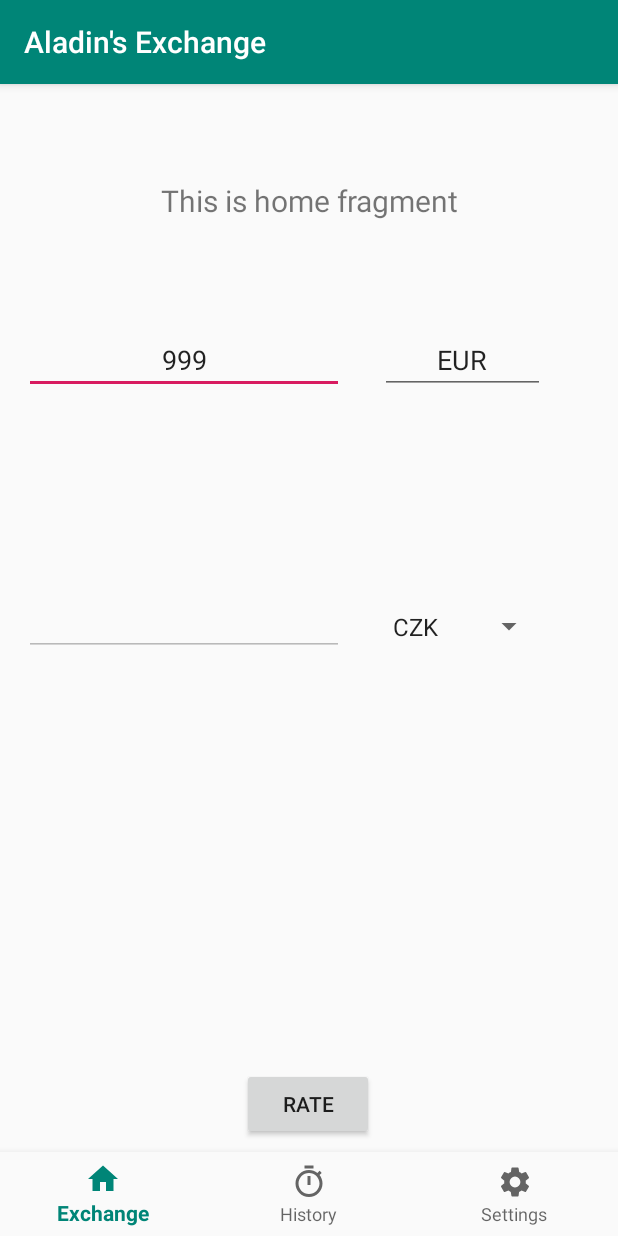
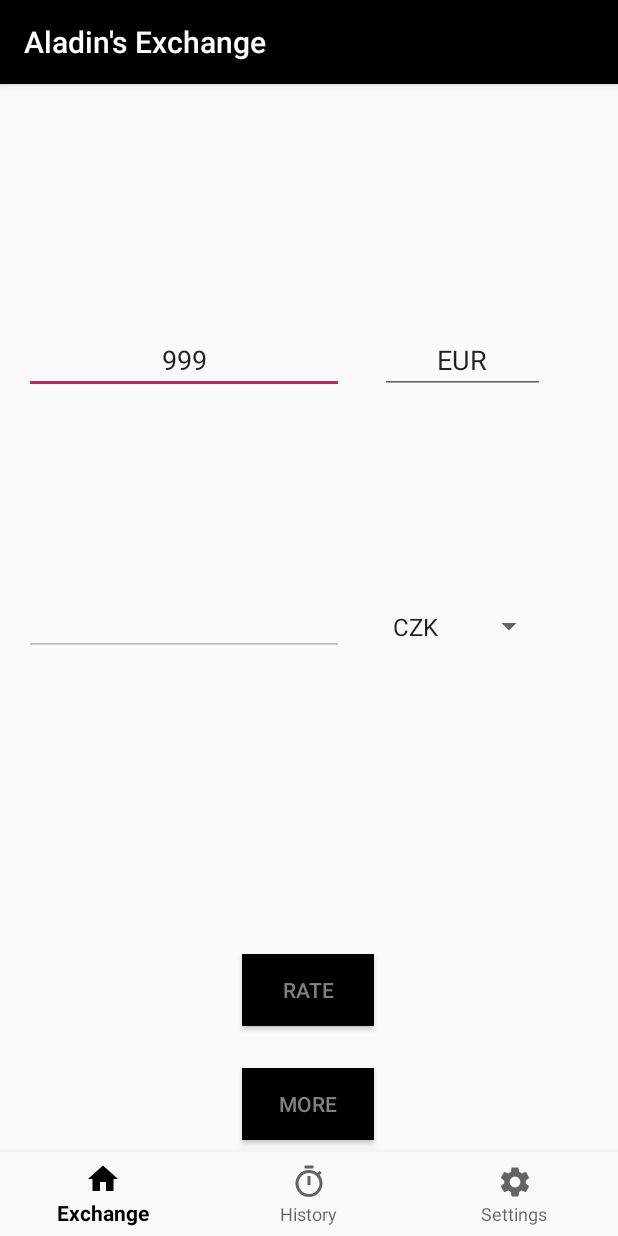
Before and after one commit to DorotikPMA/Project, an Android app: the screen it shows after launch (MainActivity), on a phone screen of 412 x 824 dp. Run offline under Robolectric (Android 15) with nearby library versions, the phone set to English and light mode, and no system bars; our stand-ins replace Volley, navigation-ui; network calls fail; 1 statement that could not run was skipped.

Commit message:
Intenty, pridani activity

```diff
--- a/app/src/main/AndroidManifest.xml
+++ b/app/src/main/AndroidManifest.xml
@@ -3,6 +3,8 @@
     xmlns:tools="http://schemas.android.com/tools"
     package="cz.education.exchange">
     <uses-permission android:name="android.permission.INTERNET" />
+
+    <uses-permission android:name="android.permission.WRITE_EXTERNAL_STORAGE"/>
 
     <application
         android:allowBackup="true"
@@ -33,9 +35,13 @@
 
         <activity android:name=".SecondActivity"
             android:theme="@style/AppTheme"
+            android:label="@string/second_activity_label"
             android:screenOrientation="portrait">
 
         </activity>
+
+
+
 
     </application>
 
--- a/app/src/main/java/cz/education/exchange/MainActivity.java
+++ b/app/src/main/java/cz/education/exchange/MainActivity.java
@@ -1,5 +1,9 @@
 package cz.education.exchange;
 
+import android.Manifest;
+import android.content.Intent;
+import android.content.pm.PackageManager;
+import android.os.Build;
 import android.os.Bundle;
 import android.util.Log;
 import android.widget.Button;
@@ -18,24 +22,37 @@ import com.android.volley.toolbox.Volley;
 import com.google.android.material.bottomnavigation.BottomNavigationView;
 
 import androidx.appcompat.app.AppCompatActivity;
+import androidx.core.content.ContextCompat;
 import androidx.navigation.NavController;
 import androidx.navigation.Navigation;
 import androidx.navigation.ui.AppBarConfiguration;
 import androidx.navigation.ui.NavigationUI;
+import android.util.Log;
+import android.os.Environment;
+import java.io.File;
+import java.io.FileOutputStream;
 
 import org.json.JSONObject;
 
 public class MainActivity extends AppCompatActivity {
+
+    private static final String TAG = "MMMMM";
+    final static String appFileName = "appFile.txt";
+    final static String appDirName = "/appDir/";
+    final static String appDirPath = Environment.getExternalStorageDirectory().getAbsolutePath() + appDirName;
+
+
     EditText rated;
     EditText howMuch;
     EditText from;
     Spinner spinner;
     Button button;
-    String symbol;
+    String symbol = "CZK";
     double kolik;
     String hodnota;
 
     //JSON
+    JSONObject obj;
     String base;
     String date;
     double kurz;
@@ -70,22 +87,53 @@ public class MainActivity extends AppCompatActivity {
 
         Log.d("TEST - spinner", symbol);
         Log.d("TEST - Kolik", Double.toString(kolik));
-
+        getJson();
 
     }
 
     public double howMuchToVar(){
         String tmp = howMuch.getText().toString();
         tmp = tmp.replace(" ", "");
+        if(tmp.isEmpty()){
+            tmp="0";
+        }
         double var = Double.parseDouble(tmp);
-        return var;
+
+            return var;
+
     }
+
+
+    public void myMoreButtonClick(View v)
+    {
+        Toast.makeText(this, "Button \"MORE\" has been clicked.", Toast.LENGTH_LONG).show();
+
+        Intent intent = new Intent(this, SecondActivity.class);
+        if(obj!=null){
+
+        //write your code here
+
+        }else{
+        //json is null
+
+            Toast.makeText(this, "Firstly tap Rate button, sir", Toast.LENGTH_LONG).show();
+        }
+        intent.putExtra("jsonObject", obj.toString());
+        intent.putExtra("symbol", symbol);
+        intent.putExtra("hodnota", hodnota);
+        intent.putExtra("kolik", kolik);
+        intent.putExtra("rated", exchanged);
+        startActivity(intent);
+    }
+
+
 
 
     public void myButtonClick(View v)
     {
         //hodnota inputu
         kolik = howMuchToVar();
+
         //vybrana mena
         symbol = spinner.getSelectedItem().toString();
 
@@ -118,7 +166,7 @@ public class MainActivity extends AppCompatActivity {
 
         try {
             //vytvori JSONobj ze stringu
-            JSONObject obj = new JSONObject(jsonString);
+            obj = new JSONObject(jsonString);
 
 
             base = obj.getString("base");
@@ -136,6 +184,8 @@ public class MainActivity extends AppCompatActivity {
 
             rated.setText(Double.toString(exchanged));
 
+            Toast.makeText(this, "Kurz: "+kurz + symbol, Toast.LENGTH_LONG).show();
+
 
 
         } catch (Throwable t) {
--- a/app/src/main/java/cz/education/exchange/ui/dashboard/DashboardViewModel.java
+++ b/app/src/main/java/cz/education/exchange/ui/dashboard/DashboardViewModel.java
@@ -10,7 +10,7 @@ public class DashboardViewModel extends ViewModel {
 
     public DashboardViewModel() {
         mText = new MutableLiveData<>();
-        mText.setValue("Aladin's Exchane");
+        mText.setValue("History");
     }
 
     public LiveData<String> getText() {
--- a/app/src/main/java/cz/education/exchange/ui/home/HomeViewModel.java
+++ b/app/src/main/java/cz/education/exchange/ui/home/HomeViewModel.java
@@ -10,7 +10,7 @@ public class HomeViewModel extends ViewModel {
 
     public HomeViewModel() {
         mText = new MutableLiveData<>();
-        mText.setValue("This is home fragment");
+        mText.setValue("");
     }
 
     public LiveData<String> getText() {
--- a/app/src/main/java/cz/education/exchange/ui/notifications/NotificationsViewModel.java
+++ b/app/src/main/java/cz/education/exchange/ui/notifications/NotificationsViewModel.java
@@ -10,7 +10,7 @@ public class NotificationsViewModel extends ViewModel {
 
     public NotificationsViewModel() {
         mText = new MutableLiveData<>();
-        mText.setValue("This is notifications fragment");
+        mText.setValue("Settings");
     }
 
     public LiveData<String> getText() {
--- a/app/src/main/res/layout/activity_main.xml
+++ b/app/src/main/res/layout/activity_main.xml
@@ -1,6 +1,7 @@
 <?xml version="1.0" encoding="utf-8"?>
 <androidx.constraintlayout.widget.ConstraintLayout xmlns:android="http://schemas.android.com/apk/res/android"
     xmlns:app="http://schemas.android.com/apk/res-auto"
+    xmlns:tools="http://schemas.android.com/tools"
     android:id="@+id/container"
     android:layout_width="match_parent"
     android:layout_height="match_parent"
@@ -63,13 +64,14 @@
         android:id="@+id/button"
         android:layout_width="wrap_content"
         android:layout_height="wrap_content"
-        android:layout_marginBottom="@android:dimen/notification_large_icon_height"
+        android:layout_marginBottom="140dp"
+        android:background="@color/black"
+        android:onClick="myButtonClick"
+
         android:text="Rate"
+        android:textColor="@color/gray"
         app:layout_constraintBottom_toBottomOf="parent"
-        app:layout_constraintEnd_toEndOf="parent"
-        app:layout_constraintHorizontal_bias="0.498"
-        app:layout_constraintStart_toStartOf="parent"
-        android:onClick="myButtonClick"/>
+        app:layout_constraintStart_toStartOf="@+id/more" />
 
     <com.google.android.material.bottomnavigation.BottomNavigationView
         android:id="@+id/nav_view"
@@ -95,4 +97,34 @@
         app:layout_constraintTop_toTopOf="parent"
         app:navGraph="@navigation/mobile_navigation" />
 
+    <Button
+        android:id="@+id/more"
+        android:layout_width="wrap_content"
+        android:layout_height="wrap_content"
+        android:layout_marginBottom="64dp"
+        android:background="@color/black"
+        android:onClick="myMoreButtonClick"
+
+        android:text="More"
+        android:textColor="@color/gray"
+        app:layout_constraintBottom_toBottomOf="parent"
+        app:layout_constraintEnd_toEndOf="parent"
+        app:layout_constraintHorizontal_bias="0.498"
+        app:layout_constraintStart_toStartOf="parent"
+        />
+
+    <androidx.constraintlayout.widget.Guideline
+        android:id="@+id/guideline"
+        android:layout_width="wrap_content"
+        android:layout_height="wrap_content"
+        android:orientation="horizontal"
+        app:layout_constraintGuide_begin="20dp" />
+
+    <androidx.constraintlayout.widget.Guideline
+        android:id="@+id/guideline2"
+        android:layout_width="wrap_content"
+        android:layout_height="wrap_content"
+        android:orientation="vertical"
+        app:layout_constraintGuide_begin="20dp" />
+
 </androidx.constraintlayout.widget.ConstraintLayout>
--- a/app/src/main/res/layout/fragment_home.xml
+++ b/app/src/main/res/layout/fragment_home.xml
@@ -4,17 +4,19 @@
     android:layout_width="match_parent"
     android:layout_height="match_parent">
 
+
     <TextView
         android:id="@+id/text_home"
         android:layout_width="match_parent"
         android:layout_height="wrap_content"
         android:layout_marginStart="8dp"
-        android:layout_marginTop="8dp"
+        android:layout_marginTop="124dp"
         android:layout_marginEnd="8dp"
         android:text="@string/app_name"
         android:textAlignment="center"
         android:textSize="20sp"
         app:layout_constraintEnd_toEndOf="parent"
+        app:layout_constraintHorizontal_bias="0.0"
         app:layout_constraintStart_toStartOf="parent"
         app:layout_constraintTop_toTopOf="parent" />
 </androidx.constraintlayout.widget.ConstraintLayout>
--- a/app/src/main/res/layout/fragment_notifications.xml
+++ b/app/src/main/res/layout/fragment_notifications.xml
@@ -2,7 +2,9 @@
 <androidx.constraintlayout.widget.ConstraintLayout xmlns:android="http://schemas.android.com/apk/res/android"
     xmlns:app="http://schemas.android.com/apk/res-auto"
     android:layout_width="match_parent"
-    android:layout_height="match_parent">
+    android:layout_height="match_parent"
+    android:background="@color/black"
+    android:backgroundTint="@color/black">
 
     <TextView
         android:id="@+id/text_notifications"
--- a/app/src/main/res/values/strings.xml
+++ b/app/src/main/res/values/strings.xml
@@ -3,6 +3,8 @@
     <string name="title_home">Exchange</string>
     <string name="title_dashboard">History</string>
     <string name="title_notifications">Settings</string>
+
+    <string name="second_activity_label">Second Activity</string>
 
         <string name="app_name">"Aladin's Exchange"</string>
         <string-array name="rates_array">
--- a/app/src/main/res/values/styles.xml
+++ b/app/src/main/res/values/styles.xml
@@ -1,10 +1,10 @@
 <resources>
 
     <!-- Base application theme. -->
-    <style name="AppTheme" parent="Theme.AppCompat.Light.DarkActionBar">
+    <style name="AppTheme" parent="Theme.AppCompat.DayNight.DarkActionBar">
         <!-- Customize your theme here. -->
-        <item name="colorPrimary">@color/colorPrimary</item>
-        <item name="colorPrimaryDark">@color/colorPrimaryDark</item>
+        <item name="colorPrimary">@color/black</item>
+        <item name="colorPrimaryDark">@color/black</item>
         <item name="colorAccent">@color/colorAccent</item>
     </style>
     <style name="SplashStyle" parent="Theme.AppCompat.NoActionBar">
```
Also changed, not shown: app/src/main/java/cz/education/exchange/SecondActivity.java (added, +66 -0 lines), app/src/main/res/layout/fragment_dashboard.xml (+5 -4 lines), app/src/main/res/layout/second_layout.xml (added, +11 -0 lines).
